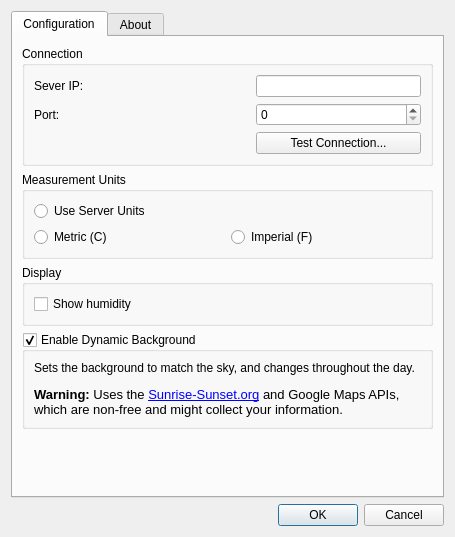
Qt form ui/DlgConfiguration.ui (ronen25/rpiweatherd-qtclient) before a commit.
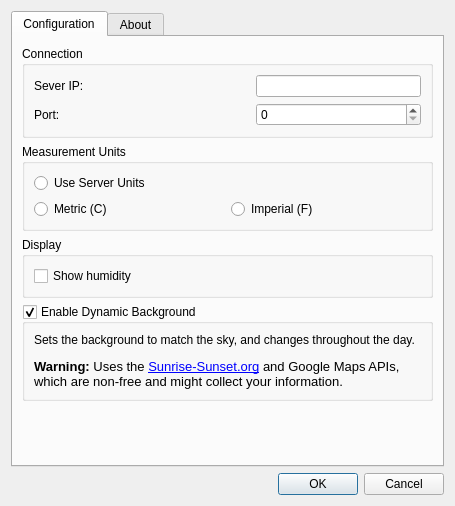
The same form after that commit.

Commit message: Removed test connection feature

Diff of the .ui file:
```diff
--- a/ui/DlgConfiguration.ui
+++ b/ui/DlgConfiguration.ui
@@ -7,7 +7,7 @@
     <x>0</x>
     <y>0</y>
     <width>455</width>
-    <height>537</height>
+    <height>506</height>
    </rect>
   </property>
   <property name="windowTitle">
@@ -80,13 +80,6 @@
             </property>
            </widget>
           </item>
-          <item row="2" column="2">
-           <widget class="QPushButton" name="pbtnTestConnection">
-            <property name="text">
-             <string>Test Connection...</string>
-            </property>
-           </widget>
-          </item>
          </layout>
         </widget>
        </item>
```
The commit also changes 2 other files.
